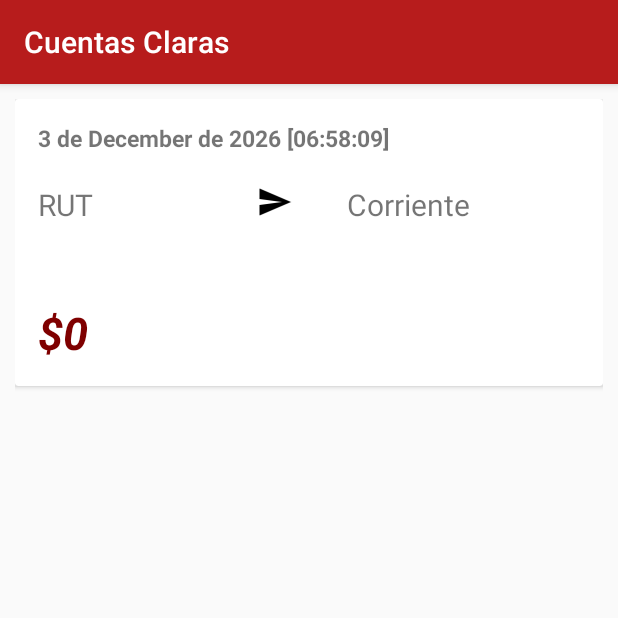
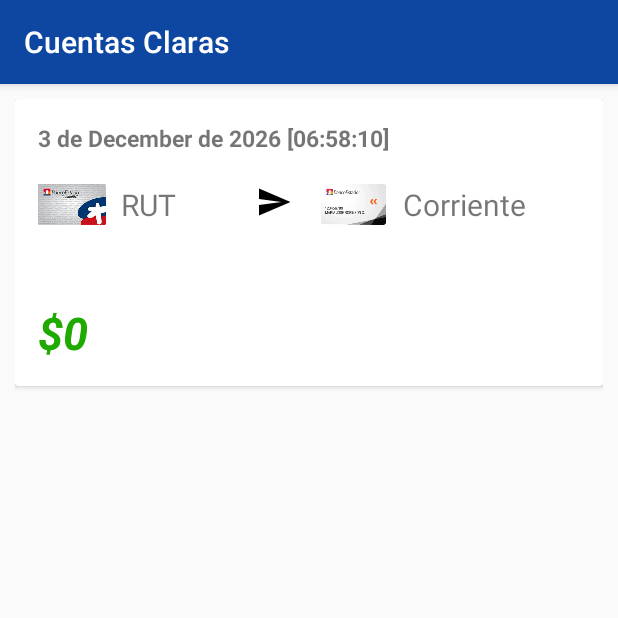
Before and after one commit to pperezp/cuentasClaras, an Android app: the fragment ListarMovimientosFragment shown on its own in the app's theme, on a phone screen of 412 x 824 dp, the top half of it. Run offline under Robolectric (Android 15) with nearby library versions, the phone set to English and light mode, and no system bars.

Commit message:
Se muestra el ícono de la cuenta en la lista de movimientos

```diff
--- a/app/src/main/java/com/example/cuentasclaras/CrearMovimientoFragment.java
+++ b/app/src/main/java/com/example/cuentasclaras/CrearMovimientoFragment.java
@@ -94,10 +94,15 @@
 
                 Movimiento movimiento = new Movimiento();
 
+                Cuenta origen = (Cuenta) cboCuentaOrigen.getSelectedItem();
+                Cuenta destino = (Cuenta) cboCuentaDestino.getSelectedItem();
+
                 movimiento.setMonto(Integer.parseInt(txtMonto.getText().toString()));
-                movimiento.setCuentaOrigen(cboCuentaOrigen.getSelectedItem().toString());
-                movimiento.setCuentaDestino(cboCuentaDestino.getSelectedItem().toString());
+                movimiento.setCuentaOrigen(origen.getNombre());
+                movimiento.setCuentaDestino(destino.getNombre());
                 movimiento.setDetalle(txtDetalle.getText().toString());
+                movimiento.setCuentaOrigenResourceId(origen.getImageId());
+                movimiento.setCuentaDestinoResourceId(destino.getImageId());
 
                 daoMovimiento.create(movimiento);
 
--- a/app/src/main/java/com/example/cuentasclaras/MainActivity.java
+++ b/app/src/main/java/com/example/cuentasclaras/MainActivity.java
@@ -114,14 +114,17 @@
         if (id == R.id.nav_crear) {
             CrearMovimientoFragment cmf = new CrearMovimientoFragment();
             fm.beginTransaction().replace(R.id.contenido, cmf).commit();
+            this.setTitle("Crear movimiento");
         } else if (id == R.id.nav_listar) {
             ListarMovimientosFragment lmf = new ListarMovimientosFragment();
             fm.beginTransaction().replace(R.id.contenido, lmf).commit();
+
+            this.setTitle("Movimientos");
         } else if(id == R.id.nav_delete_movimientos){
             new AlertDialog.Builder(this)
                 .setMessage(R.string.seguroDelete)
                 .setCancelable(false)
-                .setPositiveButton("Yes", new DialogInterface.OnClickListener() {
+                .setPositiveButton("Si", new DialogInterface.OnClickListener() {
                     public void onClick(DialogInterface dialog, int id) {
                         new DAOMovimiento(MainActivity.this).deleteAll();
 
--- a/app/src/main/java/com/example/cuentasclaras/model/Movimiento.java
+++ b/app/src/main/java/com/example/cuentasclaras/model/Movimiento.java
@@ -7,6 +7,24 @@
     private String cuentaDestino;
     private String detalle;
     private String fecha;
+    private int cuentaOrigenResourceId;
+    private int cuentaDestinoResourceId;
+
+    public int getCuentaOrigenResourceId() {
+        return cuentaOrigenResourceId;
+    }
+
+    public void setCuentaOrigenResourceId(int cuentaOrigenResourceId) {
+        this.cuentaOrigenResourceId = cuentaOrigenResourceId;
+    }
+
+    public int getCuentaDestinoResourceId() {
+        return cuentaDestinoResourceId;
+    }
+
+    public void setCuentaDestinoResourceId(int cuentaDestinoResourceId) {
+        this.cuentaDestinoResourceId = cuentaDestinoResourceId;
+    }
 
     public int getId() {
         return id;
--- a/app/src/main/java/com/example/cuentasclaras/model/database/BD.java
+++ b/app/src/main/java/com/example/cuentasclaras/model/database/BD.java
@@ -12,7 +12,9 @@
         "cuentaOrigen TEXT,"+
         "cuentaDestino TEXT,"+
         "detalle TEXT,"+
-        "fecha TEXT" +
+        "fecha TEXT," +
+        "cuentaOrigenResourceId INTEGER," +
+        "cuentaDestinoResourceId INTEGER" +
     ")";
 
 	/*
@@ -33,6 +35,6 @@
 
     @Override
     public void onUpgrade(SQLiteDatabase db, int oldVersion, int newVersion) {
-        /*No implementado*/
+
     }
 }
--- a/app/src/main/java/com/example/cuentasclaras/model/database/dao/DAOMovimiento.java
+++ b/app/src/main/java/com/example/cuentasclaras/model/database/dao/DAOMovimiento.java
@@ -38,7 +38,9 @@
                 "'"+movimiento.getCuentaOrigen()+"'," +
                 "'"+movimiento.getCuentaDestino()+"'," +
                 "'"+movimiento.getDetalle()+"'," +
-                "datetime('now', 'localtime'));";
+                "datetime('now', 'localtime'), " +
+                "'"+movimiento.getCuentaOrigenResourceId()+"'," +
+                "'"+movimiento.getCuentaDestinoResourceId()+"');";
 
         Log.v("INSERT movimiento", insert);
 
@@ -68,6 +70,8 @@
                 movimiento.setCuentaDestino(cursor.getString(3));
                 movimiento.setDetalle(cursor.getString(4));
                 movimiento.setFecha(cursor.getString(5));
+                movimiento.setCuentaOrigenResourceId(cursor.getInt(6));
+                movimiento.setCuentaDestinoResourceId(cursor.getInt(7));
 
                 movimientos.add(movimiento);
             }while(cursor.moveToNext());
--- a/app/src/main/java/com/example/cuentasclaras/model/reciclerView/MovimientoViewHolder.java
+++ b/app/src/main/java/com/example/cuentasclaras/model/reciclerView/MovimientoViewHolder.java
@@ -3,6 +3,7 @@
 import android.support.annotation.NonNull;
 import android.support.v7.widget.RecyclerView;
 import android.view.View;
+import android.widget.ImageView;
 import android.widget.TextView;
 
 import com.example.cuentasclaras.R;
@@ -13,6 +14,8 @@
     private TextView lblDestino;
     private TextView lblDetalle;
     private TextView lblMonto;
+    private ImageView imgOrigen;
+    private ImageView imgDestino;
 
     public MovimientoViewHolder(@NonNull View itemView) {
         super(itemView);
@@ -22,6 +25,8 @@
         lblDestino = itemView.findViewById(R.id.lblDestino);
         lblDetalle = itemView.findViewById(R.id.lblDetalle);
         lblMonto = itemView.findViewById(R.id.lblMonto);
+        imgOrigen = itemView.findViewById(R.id.imgOrigen);
+        imgDestino = itemView.findViewById(R.id.imgDestino);
     }
 
     public TextView getLblFecha() {
@@ -43,4 +48,12 @@
     public TextView getLblMonto() {
         return lblMonto;
     }
+
+    public ImageView getImgOrigen() {
+        return imgOrigen;
+    }
+
+    public ImageView getImgDestino() {
+        return imgDestino;
+    }
 }
--- a/app/src/main/java/com/example/cuentasclaras/model/reciclerView/RecyclerViewAdapter.java
+++ b/app/src/main/java/com/example/cuentasclaras/model/reciclerView/RecyclerViewAdapter.java
@@ -81,6 +81,8 @@
         holder.getLblDestino().setText(movimiento.getCuentaDestino());
         holder.getLblDetalle().setText(movimiento.getDetalle());
         holder.getLblMonto().setText(monto);
+        holder.getImgOrigen().setImageResource(movimiento.getCuentaOrigenResourceId());
+        holder.getImgDestino().setImageResource(movimiento.getCuentaDestinoResourceId());
     }
 
     @Override
--- a/app/src/main/res/layout/fragment_crear_movimiento.xml
+++ b/app/src/main/res/layout/fragment_crear_movimiento.xml
@@ -67,7 +67,9 @@
             app:layout_constraintEnd_toEndOf="parent"
             app:layout_constraintHorizontal_bias="0.562"
             app:layout_constraintStart_toStartOf="parent"
-            app:layout_constraintTop_toBottomOf="@+id/txtDetalle" />
+            app:layout_constraintTop_toBottomOf="@+id/txtDetalle"
+            android:backgroundTint="@color/colorAccent"
+            android:textColor="@color/blanco"/>
 
         <TextView
             android:id="@+id/textView2"
--- a/app/src/main/res/layout/item_movimiento.xml
+++ b/app/src/main/res/layout/item_movimiento.xml
@@ -29,6 +29,15 @@
                 android:layout_height="wrap_content"
                 android:orientation="horizontal">
 
+                <ImageView
+                    android:id="@+id/imgOrigen"
+                    android:layout_width="10dp"
+                    android:layout_height="match_parent"
+                    android:layout_weight="1"
+                    app:srcCompat="@drawable/cuenta_rut"
+                    android:paddingTop="10dp"
+                    android:paddingBottom="10dp"/>
+
                 <TextView
                     android:id="@+id/lblOrigen"
                     android:layout_width="wrap_content"
@@ -37,6 +46,7 @@
                     android:text="ORIGEN"
                     android:paddingTop="10dp"
                     android:paddingBottom="10dp"
+                    android:paddingLeft="10dp"
                     android:textSize="20dp"
                     />
 
@@ -49,6 +59,15 @@
                     android:paddingTop="10dp"
                     android:paddingBottom="10dp"/>
 
+                <ImageView
+                    android:id="@+id/imgDestino"
+                    android:layout_width="10dp"
+                    android:layout_height="match_parent"
+                    android:layout_weight="1"
+                    app:srcCompat="@drawable/cuenta_corriente"
+                    android:paddingTop="10dp"
+                    android:paddingBottom="10dp"/>
+
                 <TextView
                     android:id="@+id/lblDestino"
                     android:layout_width="wrap_content"
@@ -58,6 +77,7 @@
                     android:gravity="left"
                     android:paddingTop="10dp"
                     android:paddingBottom="10dp"
+                    android:paddingLeft="10dp"
                     android:textSize="20dp"/>
 
             </LinearLayout>
@@ -78,7 +98,7 @@
                 android:text="MONTO"
                 android:textSize="30dp"
                 android:gravity="left"
-                android:textColor="@color/colorPrimaryDark"
+                android:textColor="@color/verde"
                 android:textStyle="italic|bold"/>
         </LinearLayout>
     </android.support.v7.widget.CardView>
--- a/app/src/main/res/values/colors.xml
+++ b/app/src/main/res/values/colors.xml
@@ -1,7 +1,8 @@
 <?xml version="1.0" encoding="utf-8"?>
 <resources>
-    <color name="colorPrimary">#b71c1c</color>
-    <color name="colorPrimaryDark">#7f0000</color>
-    <color name="colorAccent">#303f9f</color>
+    <color name="colorPrimary">#0d47a1</color>
+    <color name="colorPrimaryDark">#002171</color>
+    <color name="colorAccent">#e91e63</color>
     <color name="blanco">#FFFFFF</color>
+    <color name="verde">#1faa00</color>
 </resources>
```
